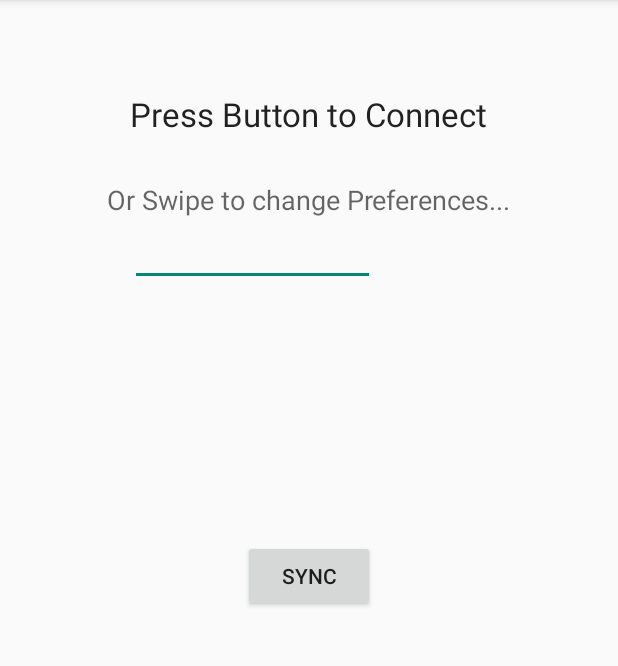
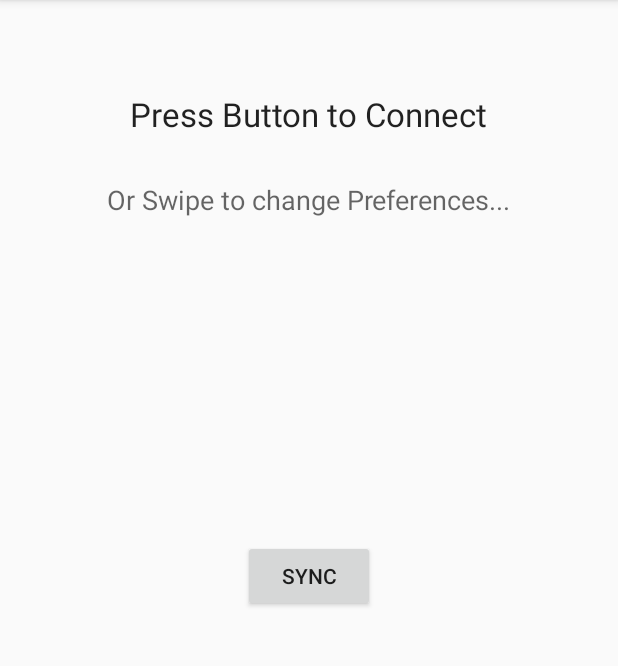
Before and after one commit to The-Fairest-of-Them-All/magic-mirror, an Android app: the screen it shows after launch (MainActivity), after a tap on "SYNC", on a phone screen of 412 x 824 dp, the part 84-750 px from its top. Run offline under Robolectric (Android 15) with nearby library versions, the phone set to English and light mode, and no system bars; libraries missing offline, so code that uses them is left out: twitter4j.conf; 13 statements that could not run were skipped.

Commit message:
sends JSON over wifi

```diff
--- a/magicMirror/app/build.gradle
+++ b/magicMirror/app/build.gradle
@@ -22,5 +22,4 @@ android {
 dependencies {
     compile fileTree(include: ['*.jar'], dir: 'libs')
     compile 'com.android.support:appcompat-v7:23.0.1'
-    compile project(':twitter4j-core-4.0.4')
 }
--- a/magicMirror/app/src/main/java/fairestintheland/magicmirror/MainActivity.java
+++ b/magicMirror/app/src/main/java/fairestintheland/magicmirror/MainActivity.java
@@ -22,7 +22,7 @@ import android.widget.Switch;
 import android.widget.TextView;
 import android.widget.Toast;
 
-import org.json.JSONObject;
+import org.json.JSONArray;
 
 import java.io.IOException;
 import java.io.PrintWriter;
@@ -41,14 +41,15 @@ public class MainActivity extends AppCompatActivity {
     private ListView navList;
     private Button sleepButton;
     private Button syncButton;
-    private boolean sleeping, getWeather, getTwitter, getCalendar, getEmail;
+    private boolean sleeping;
+    private boolean[] switchStates;
     EditText ipBar;
 
     //connection variables
     private Socket client;
     private PrintWriter writer;
     String ipAddress;
-    JSONObject parcel;
+    JSONArray parcel;
     Context context;
     ConnectivityManager cm;
 
@@ -65,13 +66,11 @@ public class MainActivity extends AppCompatActivity {
 
         TwitterMessage tMess = new TwitterMessage();
          tMess.getTweet();
-
-
+        switchStates = new boolean[]{false, false, false, false}; //Twitter,Email,Weather,Calendar
         context = this;
         sleeping = false;
-        parcel = new JSONObject();
+        ipAddress = "10.0.0.58";
         theSwitches = new ArrayList<Switch>();
-        ipBar = (EditText)findViewById(R.id.ipenter);
         initSwitches();
         navList = (ListView) findViewById(R.id.left_drawer);
         adapter = new MenuAdapter<>(this, android.R.layout.simple_list_item_1, theSwitches);
@@ -115,24 +114,26 @@ public class MainActivity extends AppCompatActivity {
             @Override
             public void onClick(View v) {
                 if(hasValidConnection()) {
-
-                    ipAddress = ipBar.getText().toString();
                     Thread t = new Thread()
                     {
                         public void run()
                         {
-                            String message = "Hello from Android device";
                             try {
+                                parcel = new JSONArray();
+                                for(boolean b : switchStates)
+                                {
+                                    parcel.put(b);
+                                }
                                 client = new Socket(ipAddress, 6685);
                                 writer = new PrintWriter(client.getOutputStream(), true);
-                                writer.write(message);
+                                writer.write(parcel.toString());
                                 writer.flush();
                                 writer.close();
                                 client.close();
+
                             } catch (IOException e) {
                                 Toast.makeText(context, "Unable to connect to server", Toast.LENGTH_SHORT).show();
                             }
-
                         }
                     };
                     t.start();
@@ -167,7 +168,6 @@ public class MainActivity extends AppCompatActivity {
             s.setText(name);
             theSwitches.add(s);
         }
-//test
     }
 
     @Override
@@ -191,7 +191,6 @@ public class MainActivity extends AppCompatActivity {
 
         return super.onOptionsItemSelected(item);
     }
-
 
 
     class MenuAdapter<T> extends ArrayAdapter<Switch>
@@ -221,7 +220,7 @@ public class MainActivity extends AppCompatActivity {
             return position;
         }
         @Override
-        public View getView(int position, View convertView, ViewGroup parent)
+        public View getView(final int position, View convertView, ViewGroup parent)
         {
             View v = convertView;
 
@@ -230,50 +229,22 @@ public class MainActivity extends AppCompatActivity {
                 // This a new view we inflate the new layout
                 LayoutInflater inflater = (LayoutInflater) context.getSystemService(Context.LAYOUT_INFLATER_SERVICE);
                 v = inflater.inflate(R.layout.switch_row_layout, null);}
-            TextView   text =(TextView) v.findViewById(R.id.switch_name);
-            Switch  toggle = (Switch) v.findViewById(R.id.prefSwitch);
+            TextView text =(TextView) v.findViewById(R.id.switch_name);
+            Switch toggle = (Switch) v.findViewById(R.id.prefSwitch);
 
             // Now we can fill the layout with the right values
             text.setText(list.get(position).getText());
-            switch(position) {
-                case 0:
-                    toggle.setOnCheckedChangeListener(new CompoundButton.OnCheckedChangeListener() {
-                        @Override
-                        public void onCheckedChanged(CompoundButton buttonView, boolean isChecked) {
-                            Log.v("Switch State=", "!!!!!!!!!!!!!Twitter!!!!!!!!!!!!!!!!" + isChecked);
-                        }
-                    });
-                    break;
-                case 1:
-                    toggle.setOnCheckedChangeListener(new CompoundButton.OnCheckedChangeListener() {
-                        @Override
-                        public void onCheckedChanged(CompoundButton buttonView, boolean isChecked) {
-                            Log.v("Switch State=", "!!!!!!!!!!!Email!!!!!!!!!!!!!!!!!!"+isChecked);
-                        }
 
-                    });
-                    break;
-                case 2:
-                    toggle.setOnCheckedChangeListener(new CompoundButton.OnCheckedChangeListener() {
-                        @Override
-                        public void onCheckedChanged(CompoundButton buttonView, boolean isChecked) {
-                            Log.v("Switch State=", "!!!!!!!!!!Weather!!!!!!!!!!!!!!!" + isChecked);
-                        }
-                    });
-                    break;
-                case 3:
-                    toggle.setOnCheckedChangeListener(new CompoundButton.OnCheckedChangeListener() {
-                        @Override
-                        public void onCheckedChanged(CompoundButton buttonView, boolean isChecked) {
-                            Log.v("Switch State=", "!!!!!!!!!!!!Calendar!!!!!!!!!!!!!!!!!!!!!!"+isChecked);
-                        }
-                    });
-                    break;
-            }
-
+            toggle.setOnCheckedChangeListener(new CompoundButton.OnCheckedChangeListener() {
+                @Override
+                public void onCheckedChanged(CompoundButton buttonView, boolean isChecked)
+                {
+                    switchStates[position] = isChecked;
+                    Log.v("Switch State = ", list.get(position).getText()+ " " + switchStates[position]);
+                }
+            });
 
             return v;
-
         }
     }
 }
--- a/magicMirror/app/src/main/res/layout/activity_main.xml
+++ b/magicMirror/app/src/main/res/layout/activity_main.xml
@@ -27,15 +27,6 @@
             android:id="@+id/textView"
             android:layout_below="@+id/welcome"
             android:layout_centerHorizontal="true" />
-        <EditText
-            android:layout_width="wrap_content"
-            android:layout_height="wrap_content"
-            android:id="@+id/ipenter"
-            android:layout_below="@+id/textView"
-            android:layout_alignRight="@+id/connect_button"
-            android:layout_alignEnd="@+id/connect_button"
-            android:layout_alignLeft="@+id/welcome"
-            android:layout_alignStart="@+id/welcome" />
         <Button
             android:layout_width="wrap_content"
             android:layout_height="wrap_content"
```
Also changed, not shown: magicMirror/app/src/main/AndroidManifest.xml (+6 -3 lines), 2 other files.
